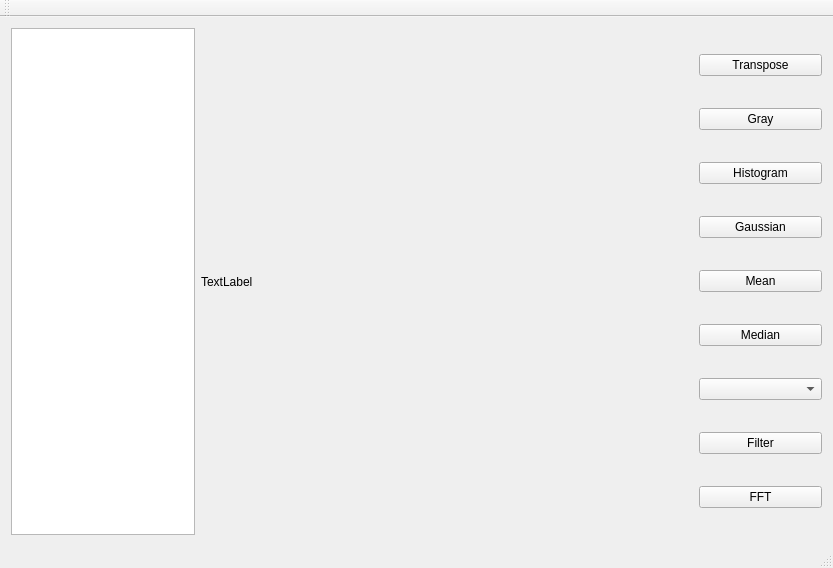
codex-tk/libcodex, file tests.qt/tests_qt/app/mainwindow.ui: the form before one commit.
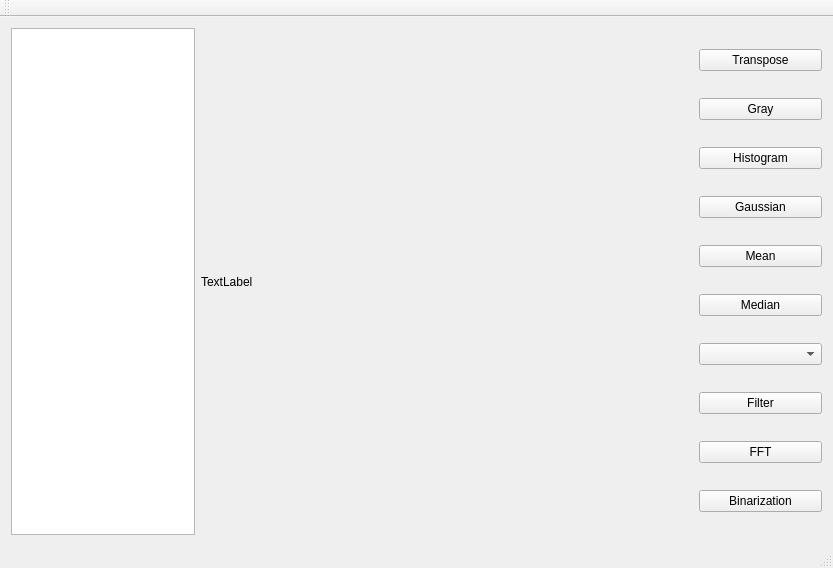
The form after the commit.

```diff
--- a/tests.qt/tests_qt/app/mainwindow.ui
+++ b/tests.qt/tests_qt/app/mainwindow.ui
@@ -79,6 +79,13 @@
         </property>
        </widget>
       </item>
+      <item>
+       <widget class="QPushButton" name="pushButton_3">
+        <property name="text">
+         <string>Binarization</string>
+        </property>
+       </widget>
+      </item>
      </layout>
     </item>
     <item row="2" column="0">
```
Left out of the diff: 2 changed lines with no effect on the pictures.
